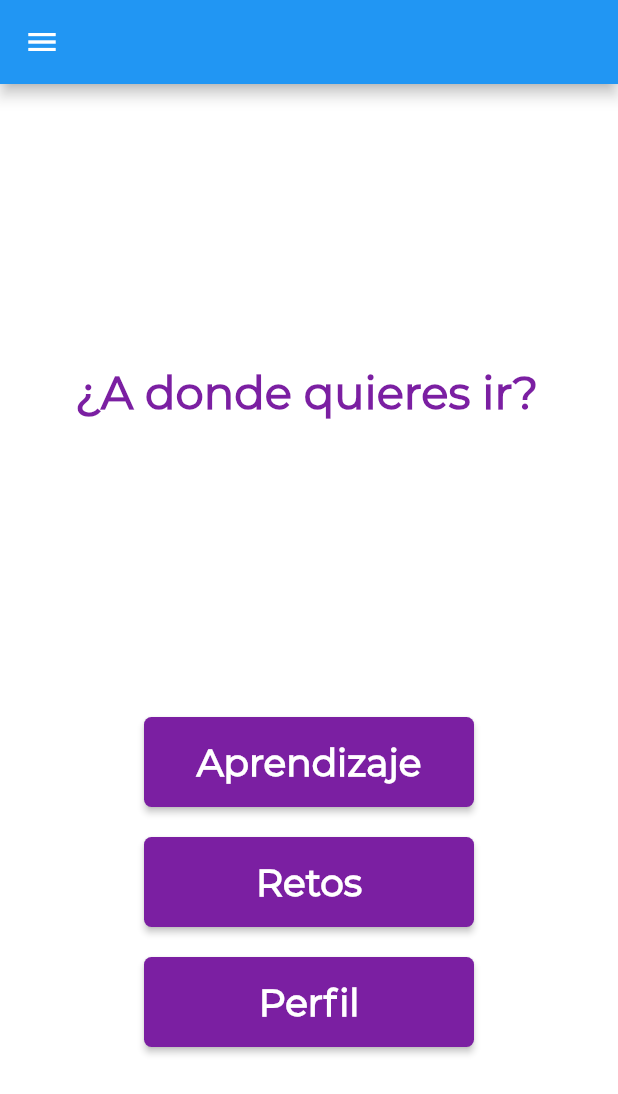
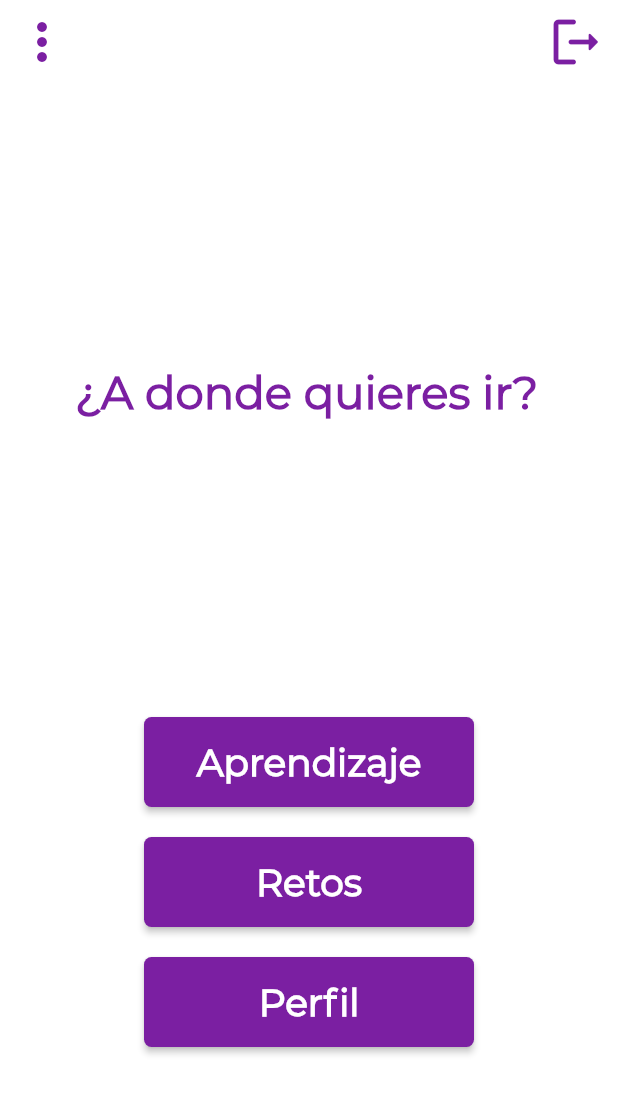
Before and after one commit to JuanFerr1098/ProyectoIntegrador1, a Flutter app: the IndexPage screen opened by its route, on a phone screen of 412 x 824 dp. Shown: the top 1094 px of the screen. Run offline on Flutter 3.47's test engine with Material 2 defaults, Android fonts, the phone set to English and light mode, and no system bars; our stand-ins replace cloud_firestore, firebase_auth, firebase_core, flutter_signin_button, fluttertoast; accounts and stored records are empty; project files that could hold a hidden picture were left out.

Commit message:
drawe y appbar

```diff
--- a/newtonapp/lib/pages/index.dart
+++ b/newtonapp/lib/pages/index.dart
@@ -75,7 +75,8 @@ class Index extends StatelessWidget {
             borderRadius: BorderRadius.circular(5.0),
           ),
           onPressed: () {
-            Navigator.of(context).pushNamed('login');
+           // Navigator.of(context).pushNamed('login');
+            Navigator.of(context).pushNamed('index');
           },
           child: Text(
             'Login',
--- a/newtonapp/lib/pages/index_page.dart
+++ b/newtonapp/lib/pages/index_page.dart
@@ -16,14 +16,61 @@ class _IndexPage extends State<IndexPage> {
   @override
   Widget build(BuildContext context) {
     return Scaffold(
-      appBar: AppBar(),
+      appBar: AppBar(
+        backgroundColor: Colors.white,
+        elevation: 0.0,
+        leading: Builder(builder: (context) {
+          return IconButton(
+            iconSize: 40.0,
+            icon: Icon(Icons.more_vert),
+            color: Colors.purple.shade700,
+            onPressed: () => Scaffold.of(context).openDrawer(),
+          );
+        }),
+        //title: Text('Hi friend'),
+        actions: <Widget>[
+          IconButton(
+            //atras
+            iconSize: 40.0,
+            onPressed: () async {
+              await _authS.logOut();
+              Navigator.of(context).pushNamedAndRemoveUntil(
+                  '/', (Route<dynamic> route) => false);
+            },
+            icon: Icon(Icons.logout_rounded),
+            color: Colors.purple.shade700,
+          ),
+        ],
+      ),
+
       drawer: Drawer(
-     // Populate the Drawer in the next step.
-  ),
+        child: ListView(
+          // Important: Remove any padding from the ListView.
+          padding: EdgeInsets.zero,
+          children: [
+            Container(
+                height: MediaQuery.of(context).size.height * .5,
+                padding: const EdgeInsets.all(50),
+                child: Icon(
+                  Icons.account_box,
+                  color: Colors.purple.shade700,
+                  size: 100.0,
+                )),
+            ListTile(
+              title: const Text('Editar Perfil'),
+              onTap: () {
+                Navigator.of(context).pushNamed('editarPerfil');
+              },
+            ),
+          ],
+        ),
+        // Populate the Drawer in the next step.
+      ),
+
       body: Column(
         crossAxisAlignment: CrossAxisAlignment.center,
         children: <Widget>[
-          //appBar(),
+          //appBar(context),
           textoInicial(context),
           botonAprendizaje2(context),
           botonRetos2(context),
@@ -33,7 +80,6 @@ class _IndexPage extends State<IndexPage> {
       ),
       backgroundColor: Colors.white, //Color de Fondo
     );
-
   }
 
   Widget textoInicial(context) {
@@ -160,61 +206,30 @@ class _IndexPage extends State<IndexPage> {
         ));
   }
 
-  Widget appBar(){
+  Widget appBar(context) {
     return Padding(
-      padding: EdgeInsets.symmetric(horizontal:15.0, vertical:5.0),
+      padding: EdgeInsets.symmetric(horizontal: 15.0, vertical: 5.0),
       child: Row(
         mainAxisAlignment: MainAxisAlignment.spaceBetween,
         children: <Widget>[
           IconButton(
+            //menu
             iconSize: 40.0,
-            onPressed: (){
-
-              Drawer(
-                // Add a ListView to the drawer. This ensures the user can scroll
-                // through the options in the drawer if there isn't enough vertical
-                // space to fit everything.
-                child: ListView(
-                  // Important: Remove any padding from the ListView.
-                  padding: EdgeInsets.zero,
-                  children: [
-                    const DrawerHeader(
-                      decoration: BoxDecoration(
-                        color: Colors.blue,
-                      ),
-                      child: Text('Drawer Header'),
-                    ),
-                    ListTile(
-                      title: const Text('Item 1'),
-                      onTap: () {
-                        // Update the state of the app.
-                        // ...
-                      },
-                    ),
-                    ListTile(
-                      title: const Text('Item 2'),
-                      onTap: () {
-                        // Update the state of the app.
-                        // ...
-                      },
-                    ),
-                  ],
-                ),
-              );
-            },
+            onPressed: () => Scaffold.of(context).openDrawer(),
             icon: Icon(Icons.more_vert),
             color: Colors.purple.shade700,
-            ),
+          ),
           IconButton(
+            //atras
             iconSize: 40.0,
             onPressed: () async {
-            await _authS.logOut();
-            Navigator.of(context)
-                .pushNamedAndRemoveUntil('/', (Route<dynamic> route) => false);
+              await _authS.logOut();
+              Navigator.of(context).pushNamedAndRemoveUntil(
+                  '/', (Route<dynamic> route) => false);
             },
-            icon: Icon(Icons.arrow_back),
+            icon: Icon(Icons.logout_rounded),
             color: Colors.purple.shade700,
-            ),
+          ),
         ],
       ),
     );
```
